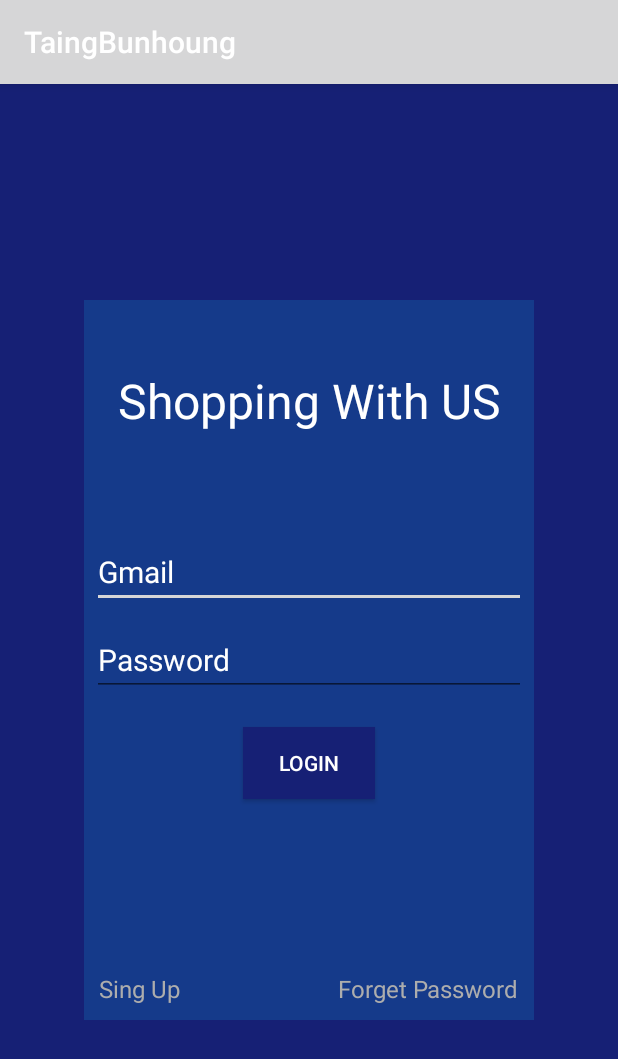
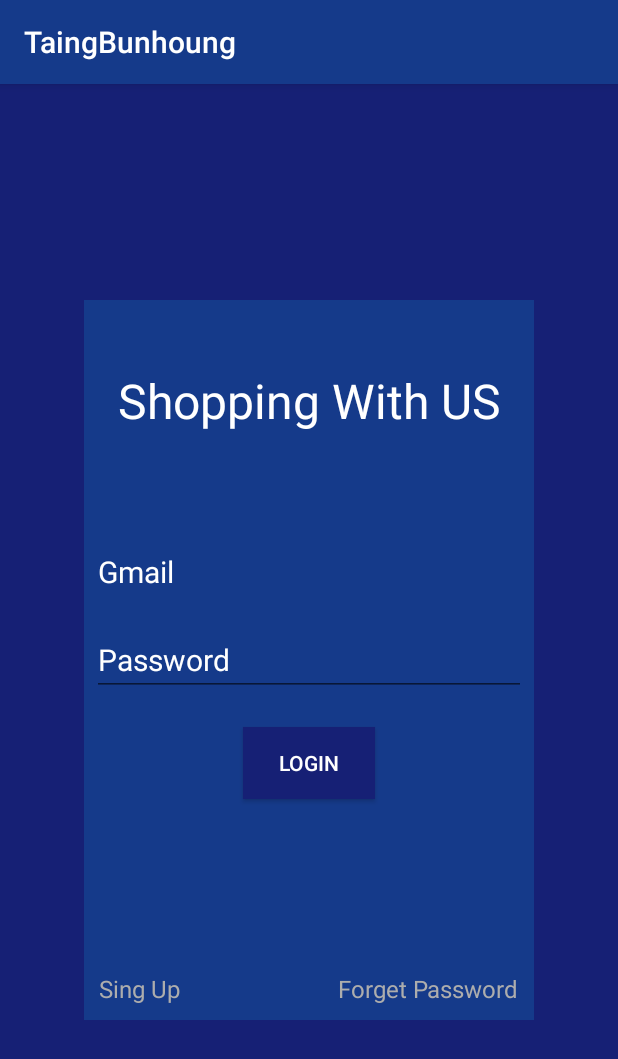
Before and after one commit to Bunhoung/TaingBunhoung, an Android app: the screen it shows after launch (MainActivity), on a phone screen of 412 x 824 dp. Shown: the top 1059 px of the screen. Run offline under Robolectric (Android 15) with nearby library versions, the phone set to English and light mode, and no system bars.

Commit message:
Last Push

```diff
--- a/app/src/main/java/com/example/taingbunhoung/Account.java
+++ b/app/src/main/java/com/example/taingbunhoung/Account.java
@@ -8,6 +8,11 @@ import android.view.LayoutInflater;
 import android.view.View;
 import android.view.ViewGroup;
 
+import androidx.fragment.app.Fragment;
+
+import android.app.FragmentManager;
+import android.app.FragmentTransaction;
+
 public class Account extends Fragment {
 
     @Override
--- a/app/src/main/java/com/example/taingbunhoung/Categlory.java
+++ b/app/src/main/java/com/example/taingbunhoung/Categlory.java
@@ -1,6 +1,7 @@
 package com.example.taingbunhoung;
 
 import android.os.Bundle;
+
 
 import androidx.fragment.app.Fragment;
 
@@ -8,6 +9,10 @@ import android.view.LayoutInflater;
 import android.view.View;
 import android.view.ViewGroup;
 
+import androidx.fragment.app.Fragment;
+
+import android.app.FragmentManager;
+import android.app.FragmentTransaction;
 public class Categlory extends Fragment {
 
     @Override
--- a/app/src/main/java/com/example/taingbunhoung/HomeFragment.java
+++ b/app/src/main/java/com/example/taingbunhoung/HomeFragment.java
@@ -7,6 +7,10 @@ import androidx.fragment.app.Fragment;
 import android.view.LayoutInflater;
 import android.view.View;
 import android.view.ViewGroup;
+import androidx.fragment.app.Fragment;
+
+import android.app.FragmentManager;
+import android.app.FragmentTransaction;
 
 public class HomeFragment extends Fragment {
 
--- a/app/src/main/java/com/example/taingbunhoung/Search.java
+++ b/app/src/main/java/com/example/taingbunhoung/Search.java
@@ -7,6 +7,10 @@ import androidx.fragment.app.Fragment;
 import android.view.LayoutInflater;
 import android.view.View;
 import android.view.ViewGroup;
+import androidx.fragment.app.Fragment;
+
+import android.app.FragmentManager;
+import android.app.FragmentTransaction;
 
 public class Search extends Fragment {
 
--- a/app/src/main/java/com/example/taingbunhoung/Setting.java
+++ b/app/src/main/java/com/example/taingbunhoung/Setting.java
@@ -7,6 +7,10 @@ import androidx.fragment.app.Fragment;
 import android.view.LayoutInflater;
 import android.view.View;
 import android.view.ViewGroup;
+import androidx.fragment.app.Fragment;
+
+import android.app.FragmentManager;
+import android.app.FragmentTransaction;
 
 public class Setting extends Fragment {
 
--- a/app/src/main/res/layout/home_activity.xml
+++ b/app/src/main/res/layout/home_activity.xml
@@ -73,6 +73,7 @@
                 />
 
             <ImageButton
+                android:id="@+id/settingfragment"
                 android:layout_width="50dp"
                 android:layout_height="50dp"
                 android:src="@drawable/ic_settings_24"
@@ -84,7 +85,7 @@
 
         <fragment
             android:name="com.example.taingbunhoung.HomeFragment"
-            android:id="@+id/fragment"
+            android:id="@+id/fragment_place"
             android:layout_width="match_parent"
             android:layout_height="wrap_content"
             android:layout_centerInParent="true"
--- a/app/src/main/res/values/styles.xml
+++ b/app/src/main/res/values/styles.xml
@@ -2,9 +2,9 @@
     <!-- Base application theme. -->
     <style name="AppTheme" parent="Theme.AppCompat.Light.DarkActionBar">
         <!-- Customize your theme here. -->
-        <item name="colorPrimary">@color/colorPrimary</item>
-        <item name="colorPrimaryDark">@color/colorPrimaryDark</item>
-        <item name="colorAccent">@color/colorAccent</item>
+        <item name="colorPrimary">@color/blue</item>
+        <item name="colorPrimaryDark">@color/blue</item>
+        <item name="colorAccent">@color/blue</item>
     </style>
 
 </resources>
```
Also changed, not shown: app/src/main/java/com/example/taingbunhoung/MainActivity.java (+9 -8 lines), app/src/main/res/mipmap-mdpi/shopping_cart.jpg (renamed from app/src/main/res/mipmap-mdpi/shopping_cart-01.jpg).
